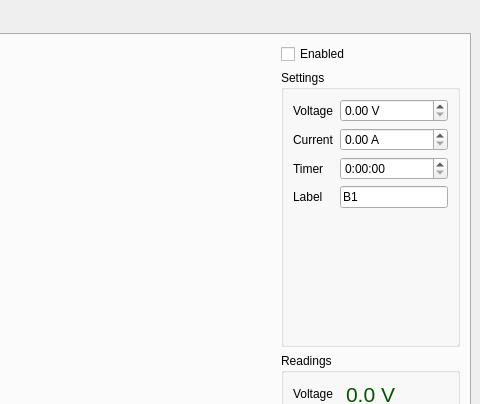
Before: the Qt Designer form gui/main.ui in misdoro/Electronic_load_px100, drawn with Qt 5; both pictures show x 505 to 985 and y 0 to 404 of the 985 by 700 pixel window.
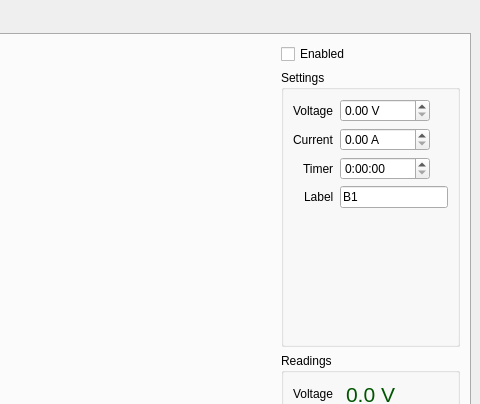
After: the same form once the commit is applied.

Commit message: Prefix logged files with cell label, log internal resistance

Patch:
```diff
--- a/gui/main.ui
+++ b/gui/main.ui
@@ -62,8 +62,11 @@
              <string>Settings</string>
             </property>
             <layout class="QFormLayout" name="formLayout">
+             <property name="fieldGrowthPolicy">
+              <enum>QFormLayout::FieldsStayAtSizeHint</enum>
+             </property>
              <property name="labelAlignment">
-              <set>Qt::AlignLeading|Qt::AlignLeft|Qt::AlignVCenter</set>
+              <set>Qt::AlignRight|Qt::AlignTrailing|Qt::AlignVCenter</set>
              </property>
              <item row="0" column="0">
               <widget class="QLabel" name="label">
```
Left out of the diff: 4 changed lines with no effect on the pictures. The commit also changes 5 other files.
